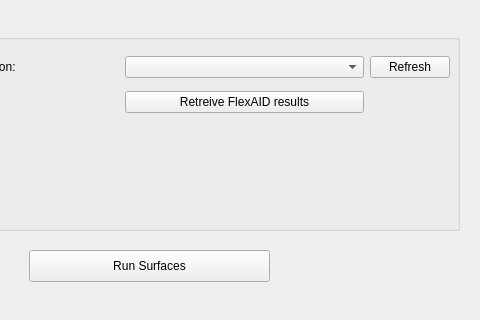
First picture: the form in nrgdock_widget.ui, repository ThomasDesc/NRG_plugin, before the edit; both pictures show x 361 to 841 and y 0 to 320 of the 841 by 659 pixel window.
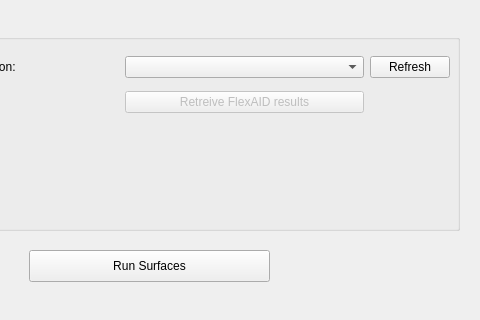
Second picture: the form after the edit. The open tabs and pages were chosen to show the change.

```diff
--- a/nrgdock_widget.ui
+++ b/nrgdock_widget.ui
@@ -1637,6 +1637,9 @@
        </item>
        <item row="1" column="1">
         <widget class="QPushButton" name="surfaces_retreive_flexaid_result">
+         <property name="enabled">
+          <bool>false</bool>
+         </property>
          <property name="text">
           <string>Retreive FlexAID results</string>
          </property>
```
Left out of the diff: 5 changed lines with no effect on the pictures.
